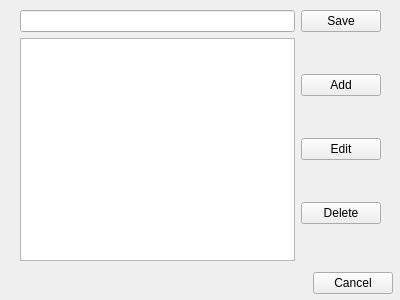
Above: resources/forms/alerteditdialog.ui from zonArt/openlp before the change. Below: the same form after it.
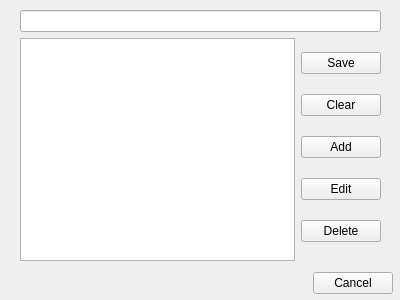
That is the form after the change.

What changed in the file:
```diff
--- a/resources/forms/alerteditdialog.ui
+++ b/resources/forms/alerteditdialog.ui
@@ -26,7 +26,7 @@
     <set>QDialogButtonBox::Cancel</set>
    </property>
   </widget>
-  <widget class="QWidget" name="">
+  <widget class="QWidget" name="layoutWidget">
    <property name="geometry">
     <rect>
      <x>20</x>
@@ -39,14 +39,7 @@
     <item>
      <layout class="QHBoxLayout" name="horizontalLayout_2">
       <item>
-       <widget class="QLineEdit" name="lineEdit"/>
-      </item>
-      <item>
-       <widget class="QPushButton" name="SaveButton">
-        <property name="text">
-         <string>Save</string>
-        </property>
-       </widget>
+       <widget class="QLineEdit" name="AlertLineEdit"/>
       </item>
      </layout>
     </item>
@@ -61,6 +54,20 @@
       </item>
       <item>
        <layout class="QVBoxLayout" name="verticalLayout">
+        <item>
+         <widget class="QPushButton" name="SaveButton">
+          <property name="text">
+           <string>Save</string>
+          </property>
+         </widget>
+        </item>
+        <item>
+         <widget class="QPushButton" name="ClearButton">
+          <property name="text">
+           <string>Clear</string>
+          </property>
+         </widget>
+        </item>
         <item>
          <widget class="QPushButton" name="AddButton">
           <property name="text">
```
Left out of the diff: 8 changed lines with no effect on the pictures.
